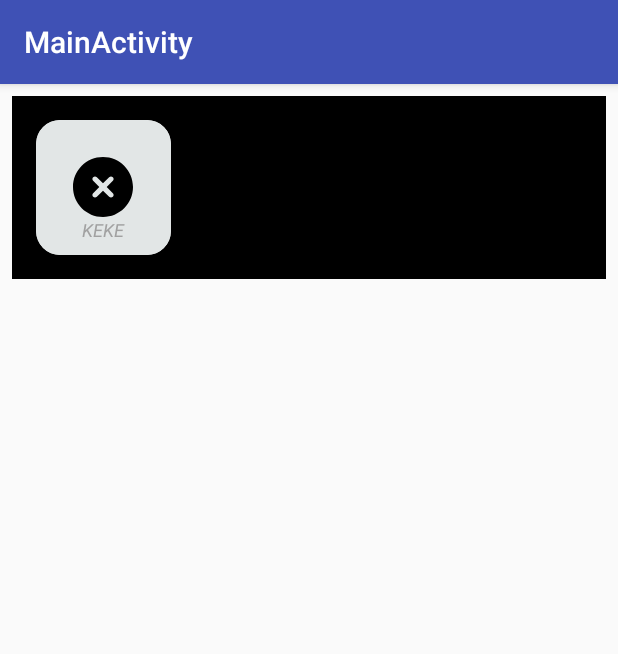
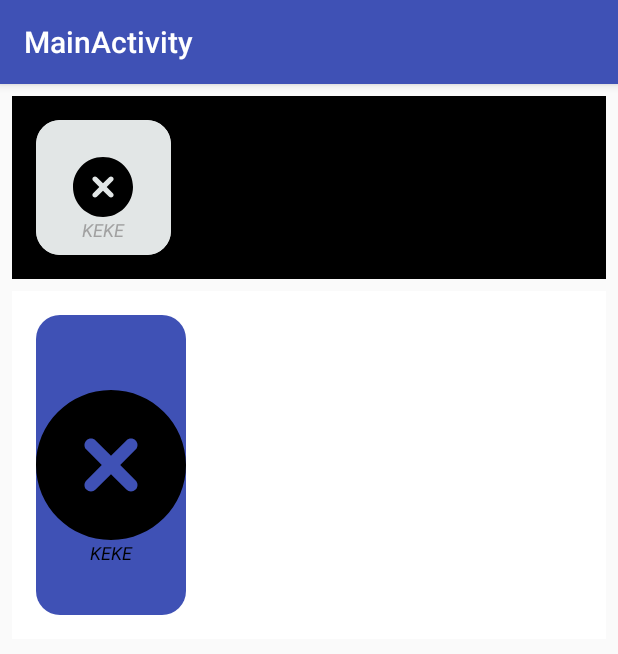
Before and after one commit to johnrevelator/ImagePickerView, an Android app: the screen it shows after launch (MainActivity), on a phone screen of 412 x 824 dp. Shown: the top 654 px of the screen. Run offline under Robolectric (Android 15) with nearby library versions, the phone set to English and light mode, and no system bars; libraries missing offline, so code that uses them is left out: com.mlsdev.rximagepicker.

Commit message:
set back

```diff
--- a/imagepickerview/src/main/java/ru/vvdev/imagepickerview/ImageAddAdapter.kt
+++ b/imagepickerview/src/main/java/ru/vvdev/imagepickerview/ImageAddAdapter.kt
@@ -183,11 +183,12 @@ class ImageAddAdapter(private val mClickListener: OnClickChooseImage,
         fun bind(position: Int, attr: ImageAttr) {
             imageCard.tag = position
             with(attr) {
-                background.layoutParams.width = viewWight.toInt()
-                background.layoutParams.height = viewHeight.toInt()
+                background.layoutParams.width = viewWight
+                background.layoutParams.height = viewHeight
+                background.setBackgroundColor(addAttr.imageBack)
                 imageCard.radius = cornerRadius
-                srcAdd.layoutParams.height = addAttr.addHeight.toInt()
-                srcAdd.layoutParams.width = addAttr.addWidth.toInt()
+                srcAdd.layoutParams.height = addAttr.addHeight
+                srcAdd.layoutParams.width = addAttr.addWidth
                 srcAdd.setImageDrawable(resources.getDrawable(addAttr.drawable))
                 text.text = addAttr.text
                 text.setTextColor(addAttr.textColor)
@@ -197,7 +198,6 @@ class ImageAddAdapter(private val mClickListener: OnClickChooseImage,
             }
 
 
-            // srcAdd.setImageDrawable()
             imageCard.setOnClickListener(this)
         }
 
--- a/imagepickerview/src/main/res/layout/content_main.xml
+++ b/imagepickerview/src/main/res/layout/content_main.xml
@@ -1,14 +1,15 @@
 <?xml version="1.0" encoding="utf-8"?>
-<android.support.constraint.ConstraintLayout xmlns:android="http://schemas.android.com/apk/res/android"
+<LinearLayout xmlns:android="http://schemas.android.com/apk/res/android"
     xmlns:app="http://schemas.android.com/apk/res-auto"
     android:layout_width="match_parent"
-    android:layout_height="match_parent"
+    android:layout_height="wrap_content"
+    android:orientation="vertical"
     app:layout_behavior="@string/appbar_scrolling_view_behavior">
 
     <ru.vvdev.imagepickerview.ImageChooseLayout
 
         android:layout_width="match_parent"
-        android:layout_height="match_parent"
+        android:layout_height="wrap_content"
         android:layout_marginStart="8dp"
         android:layout_marginLeft="8dp"
 
@@ -23,6 +24,35 @@
         app:layout_constraintStart_toStartOf="parent"
         app:layout_constraintTop_toTopOf="parent"
         app:text="KEKE"
+        app:textSize="12sp"
+        app:textStyle="italic" />
+
+    <ru.vvdev.imagepickerview.ImageChooseLayout
+
+        android:layout_width="match_parent"
+        android:layout_height="wrap_content"
+        android:layout_marginStart="8dp"
+        android:layout_marginLeft="8dp"
+
+        android:layout_marginTop="8dp"
+        android:layout_marginEnd="8dp"
+        android:layout_marginRight="8dp"
+
+        app:addHeight="100dp"
+        app:addWidth="100dp"
+        app:backAdd="@color/colorPrimary"
+        app:close_btn_color="@android:color/black"
+        app:cornerRadius="16dp"
+        app:imageAdd="@drawable/ic_close_inside"
+        app:layout_constraintEnd_toEndOf="parent"
+        app:layout_constraintStart_toStartOf="parent"
+        app:layout_constraintTop_toTopOf="parent"
+        app:text="KEKE"
+        app:textColor="@color/black"
+        app:textSize="12sp"
         app:textStyle="italic"
-        app:textSize = "12sp"/>
-</android.support.constraint.ConstraintLayout>
+        app:viewHeight="200dp"
+        app:viewWidth="100dp" />
+
+
+</LinearLayout>
```
